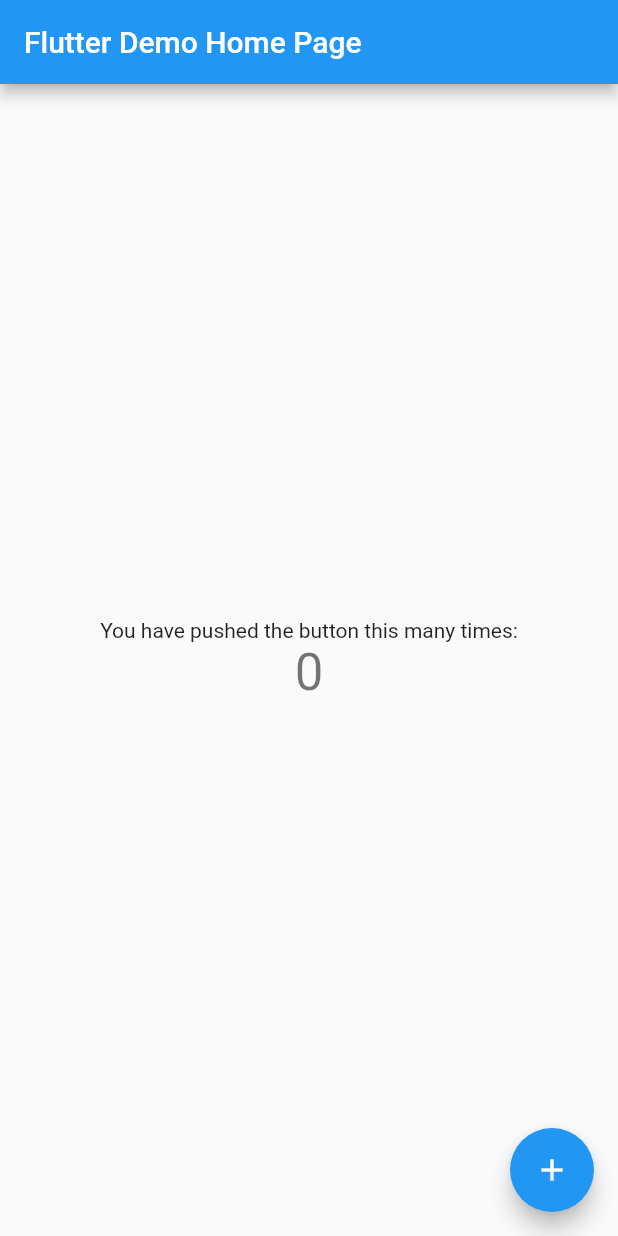
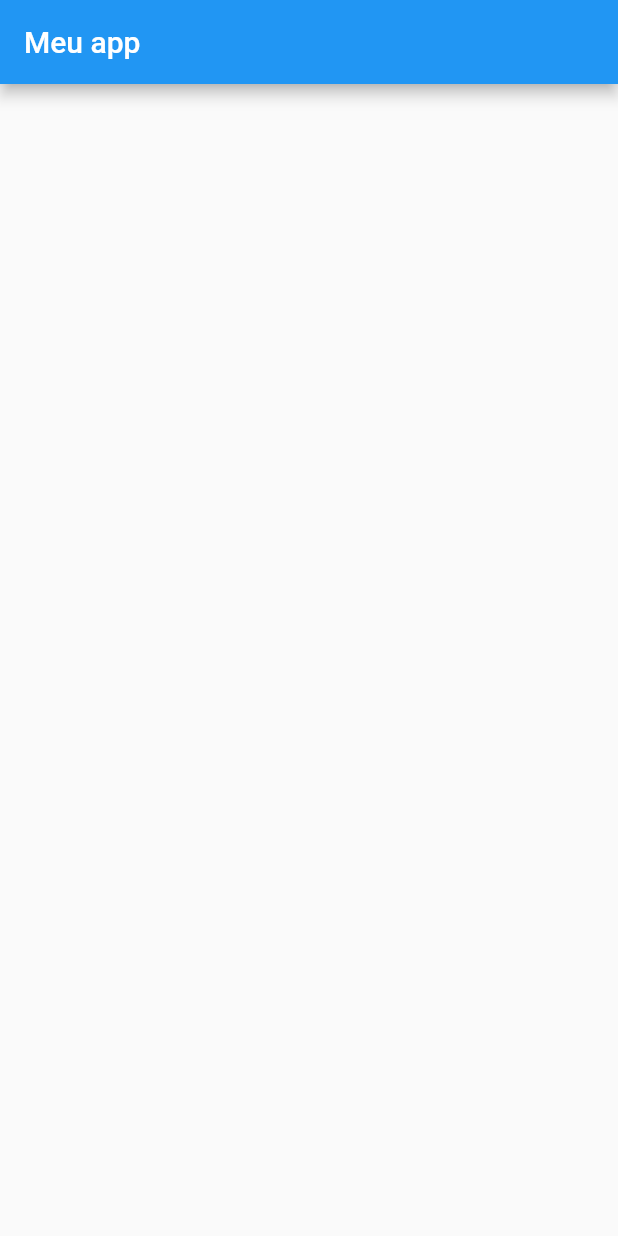
Before and after one commit to MauroAlbrecht/trilha-app-flutter-dio, a Flutter app: the screen it shows after launch, on a phone screen of 412 x 824 dp. Run offline on Flutter 3.47's test engine with Material 2 defaults, Android fonts, the phone set to English and light mode, and no system bars.

Commit message:
refazendo app flutter

```diff
--- a/lib/main.dart
+++ b/lib/main.dart
@@ -5,111 +5,30 @@ void main() {
 }
 
 class MyApp extends StatelessWidget {
-  const MyApp({super.key});
 
-  // This widget is the root of your application.
+  const MyApp({Key? key}) : super(key: key);
+
   @override
   Widget build(BuildContext context) {
     return MaterialApp(
-      title: 'Flutter Demo',
-      theme: ThemeData(
-        // This is the theme of your application.
-        //
-        // Try running your application with "flutter run". You'll see the
-        // application has a blue toolbar. Then, without quitting the app, try
-        // changing the primarySwatch below to Colors.green and then invoke
-        // "hot reload" (press "r" in the console where you ran "flutter run",
-        // or simply save your changes to "hot reload" in a Flutter IDE).
-        // Notice that the counter didn't reset back to zero; the application
-        // is not restarted.
-        primarySwatch: Colors.blue,
-      ),
-      home: const MyHomePage(title: 'Flutter Demo Home Page'),
+      home: HomePage(),
+      debugShowCheckedModeBanner: false,
     );
   }
 }
 
-class MyHomePage extends StatefulWidget {
-  const MyHomePage({super.key, required this.title});
-
-  // This widget is the home page of your application. It is stateful, meaning
-  // that it has a State object (defined below) that contains fields that affect
-  // how it looks.
-
-  // This class is the configuration for the state. It holds the values (in this
-  // case the title) provided by the parent (in this case the App widget) and
-  // used by the build method of the State. Fields in a Widget subclass are
-  // always marked "final".
-
-  final String title;
-
+class HomePage extends StatefulWidget {
   @override
-  State<MyHomePage> createState() => _MyHomePageState();
+  _HomePageState createState() => _HomePageState();
 }
 
-class _MyHomePageState extends State<MyHomePage> {
-  int _counter = 0;
-
-  void _incrementCounter() {
-    setState(() {
-      // This call to setState tells the Flutter framework that something has
-      // changed in this State, which causes it to rerun the build method below
-      // so that the display can reflect the updated values. If we changed
-      // _counter without calling setState(), then the build method would not be
-      // called again, and so nothing would appear to happen.
-      _counter++;
-    });
-  }
-
+class _HomePageState extends State<HomePage> {
   @override
   Widget build(BuildContext context) {
-    // This method is rerun every time setState is called, for instance as done
-    // by the _incrementCounter method above.
-    //
-    // The Flutter framework has been optimized to make rerunning build methods
-    // fast, so that you can just rebuild anything that needs updating rather
-    // than having to individually change instances of widgets.
     return Scaffold(
       appBar: AppBar(
-        // Here we take the value from the MyHomePage object that was created by
-        // the App.build method, and use it to set our appbar title.
-        title: Text(widget.title),
+        title: Text('Meu app'),
       ),
-      body: Center(
-        // Center is a layout widget. It takes a single child and positions it
-        // in the middle of the parent.
-        child: Column(
-          // Column is also a layout widget. It takes a list of children and
-          // arranges them vertically. By default, it sizes itself to fit its
-          // children horizontally, and tries to be as tall as its parent.
-          //
-          // Invoke "debug painting" (press "p" in the console, choose the
-          // "Toggle Debug Paint" action from the Flutter Inspector in Android
-          // Studio, or the "Toggle Debug Paint" command in Visual Studio Code)
-          // to see the wireframe for each widget.
-          //
-          // Column has various properties to control how it sizes itself and
-          // how it positions its children. Here we use mainAxisAlignment to
-          // center the children vertically; the main axis here is the vertical
-          // axis because Columns are vertical (the cross axis would be
-          // horizontal).
-          mainAxisAlignment: MainAxisAlignment.center,
-          children: <Widget>[
-            const Text(
-              'You have pushed the button this many times:',
-            ),
-            Text(
-              '$_counter',
-              style: Theme.of(context).textTheme.headlineMedium,
-            ),
-          ],
-        ),
-      ),
-      floatingActionButton: FloatingActionButton(
-        onPressed: _incrementCounter,
-        tooltip: 'Increment',
-        child: const Icon(Icons.add),
-      ), // This trailing comma makes auto-formatting nicer for build methods.
     );
   }
 }
```
